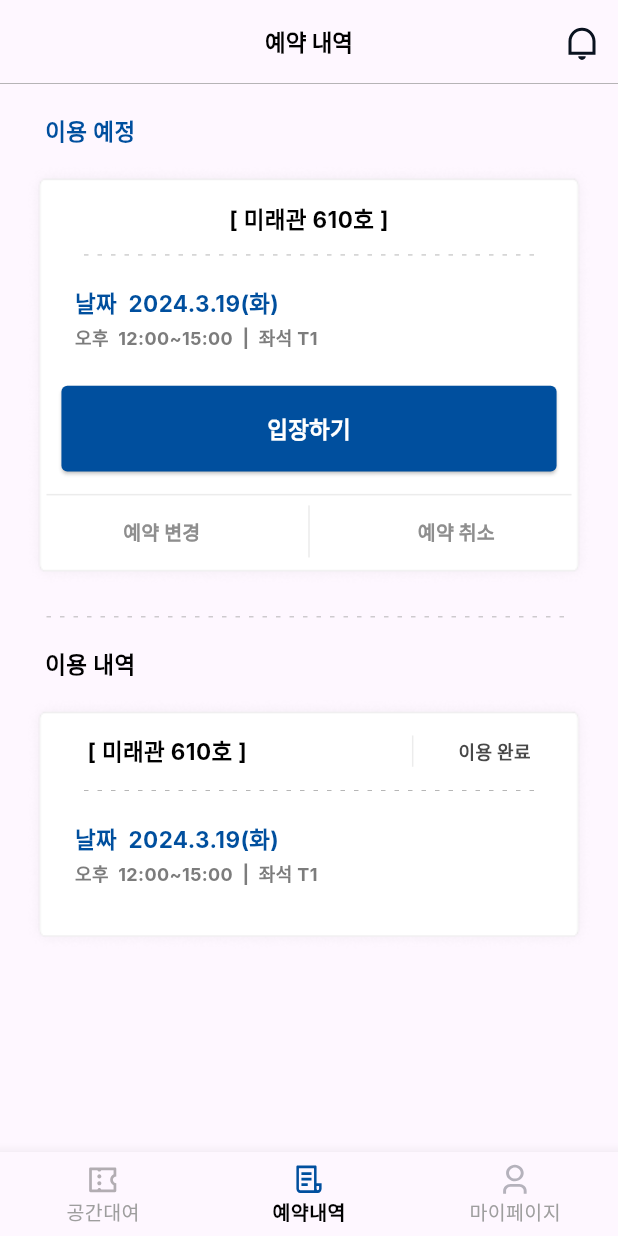
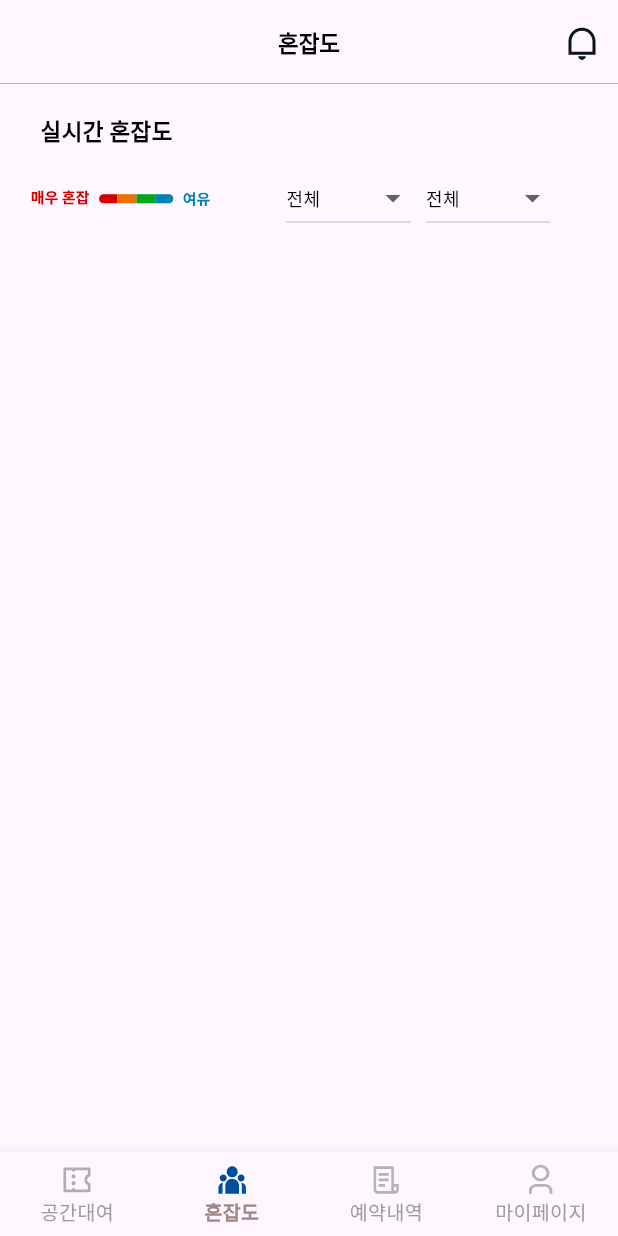
Before and after one commit to kookmin-sw/capstone-2024-2024-26, a Flutter app: the MainPage screen opened directly, item 2 of the bottom bar chosen, on a phone screen of 412 x 824 dp. Run offline on Flutter 3.47's test engine with Material 3 defaults, Android fonts, the phone set to English and light mode, and no system bars; drawn by our look-alikes of dotted_line; our stand-ins replace camera, email_validator, flutter_svg, image_picker, loading_animation_widget, shared_preferences and 1 more; accounts and stored records are empty; network calls fail; Roboto replaces fonts that are missing (Inter); project files that could hold a hidden picture were left out.

Commit message:
feat: congestion page edit

```diff
--- /dev/null
+++ b/frontend/lib/congestion.dart
@@ -0,0 +1,250 @@
+import 'dart:async';
+import 'package:flutter_svg/svg.dart';
+import 'package:flutter/material.dart';
+import 'package:image_picker/image_picker.dart';
+
+import 'dart:io';
+import 'settings.dart';
+import 'main.dart';
+import 'reservation_details.dart';
+import 'dart:convert';
+import 'package:http/http.dart' as http;
+import 'package:shared_preferences/shared_preferences.dart';
+import 'myPage.dart';
+
+enum MenuType { first, second, third }
+
+class Congestion extends StatefulWidget {
+  const Congestion({super.key});
+
+  @override
+  _CongestionState createState() => _CongestionState();
+}
+
+class _CongestionState extends State<Congestion> {
+  final _values = ['전체', '북악관', '미래관', '공학관'];
+  String _selectedValue = '';
+  @override
+  void initState() {
+    super.initState();
+    setState(() {
+      _selectedValue = _values[0];
+    });
+  }
+
+  @override
+  Widget build(BuildContext context) {
+    return Scaffold(
+      appBar: AppBar(
+        title: const Text(
+          '혼잡도',
+          style: TextStyle(
+            color: Colors.black,
+            fontSize: 15,
+            fontFamily: 'Inter',
+            fontWeight: FontWeight.bold,
+          ),
+        ),
+        leading: Container(),
+        centerTitle: true,
+        actions: [
+          IconButton(
+              onPressed: () {},
+              icon: SvgPicture.asset('assets/icons/notice_none.svg'))
+        ],
+        backgroundColor: Colors.transparent, // 상단바 배경색
+        foregroundColor: Colors.black, //상단바 아이콘색
+
+        //shadowColor: Colors(), 상단바 그림자색
+        bottomOpacity: 0.0,
+        elevation: 0.0,
+        scrolledUnderElevation: 0,
+
+        ///
+        // 그림자 없애는거 위에꺼랑 같이 쓰면 됨
+        shape: const Border(
+          bottom: BorderSide(
+            color: Colors.grey,
+            width: 0.5,
+          ),
+        ),
+      ),
+      body: SingleChildScrollView(
+        child: Column(
+          children: [
+            SizedBox(
+              height: 20,
+            ),
+            Padding(
+              padding: EdgeInsets.only(right: 270),
+              child: Text(
+                '실시간 혼잡도',
+                textAlign: TextAlign.left,
+                style: TextStyle(
+                  color: Colors.black,
+                  fontSize: 15,
+                  fontFamily: 'Inter',
+                  fontWeight: FontWeight.bold,
+                ),
+              ),
+            ),
+            SizedBox(
+              height: 10,
+            ),
+            Row(
+              children: [
+                Padding(
+                  padding: EdgeInsets.only(left: 20),
+                  child: SvgPicture.asset(
+                    'assets/icons/congestion_bar.svg',
+                  ),
+                ),
+                SizedBox(
+                  width: 50,
+                ),
+                Container(
+                  width: 83, // Adjust the width according to your needs
+
+                  child: DropdownButton(
+                    isExpanded: true,
+                    value: _selectedValue,
+                    items: _values
+                        .map((e) => DropdownMenuItem(
+                              value: e, // 선택 시 onChanged 를 통해 반환할 value
+                              child: Text(e,
+                                  style: const TextStyle(
+                                    color: Colors.black,
+                                    fontSize: 12,
+                                    fontFamily: 'Inter',
+                                  )),
+                            ))
+                        .toList(),
+                    onChanged: (value) {
+                      // items 의 DropdownMenuItem 의 value 반환
+                      setState(() {
+                        _selectedValue = value!;
+                      });
+                    },
+                  ),
+                ),
+                SizedBox(
+                  width: 10,
+                ),
+                Container(
+                  width: 83, // Adjust the width according to your needs
+
+                  child: DropdownButton(
+                    isExpanded: true,
+                    value: _selectedValue,
+                    items: _values
+                        .map((e) => DropdownMenuItem(
+                              value: e, // 선택 시 onChanged 를 통해 반환할 value
+                              child: Text(e,
+                                  style: const TextStyle(
+                                    color: Colors.black,
+                                    fontSize: 12,
+                                    fontFamily: 'Inter',
+                                  )),
+                            ))
+                        .toList(),
+                    onChanged: (value) {
+                      // items 의 DropdownMenuItem 의 value 반환
+                      setState(() {
+                        _selectedValue = value!;
+                      });
+                    },
+                  ),
+                ),
+              ],
+            ),
+
+            const SizedBox(height: 20), // '이용안내, 문의하기, 로그아웃' 버튼과 회색원 간격 추가
+          ],
+        ),
+      ),
+      bottomNavigationBar: BottomNavigationBar(
+        type: BottomNavigationBarType.fixed,
+
+        currentIndex: 1, // Adjust the index according to your need
+        onTap: (index) {
+          switch (index) {
+            case 0:
+              Navigator.push(
+                context,
+                MaterialPageRoute(builder: (context) => const MainPage()),
+              );
+              break;
+
+            case 1:
+              break;
+            case 2:
+              Navigator.push(
+                context,
+                MaterialPageRoute(builder: (context) => const Details()),
+              );
+            case 3:
+              Navigator.push(
+                context,
+                MaterialPageRoute(builder: (context) => const MyPage()),
+              );
+              break;
+          }
+        },
+        items: <BottomNavigationBarItem>[
+          BottomNavigationBarItem(
+            icon: SvgPicture.asset('assets/icons/lent_off.svg'),
+            label: '공간대여',
+          ),
+          BottomNavigationBarItem(
+              icon: SvgPicture.asset('assets/icons/congestion.svg'),
+              label: '혼잡도'),
+          BottomNavigationBarItem(
+            icon: SvgPicture.asset('assets/icons/reserved.svg'),
+            label: '예약내역',
+          ),
+          BottomNavigationBarItem(
+            icon: SvgPicture.asset('assets/icons/mypage.svg'),
+            label: '마이페이지',
+          ),
+        ],
+        selectedLabelStyle:
+            const TextStyle(fontWeight: FontWeight.bold, fontSize: 13),
+
+        selectedItemColor: const Color.fromARGB(255, 158, 136, 136),
+        unselectedLabelStyle:
+            const TextStyle(fontSize: 13, fontWeight: FontWeight.w400),
+        unselectedItemColor: Colors.grey,
+      ),
+    );
+  }
+
+  // 버튼을 생성하는 함수
+  Widget _buildButton(String label, VoidCallback onPressed) {
+    return Container(
+      // 버튼을 Container로 감싸서 margin 설정
+      margin: const EdgeInsets.only(left: 20), // 왼쪽에만 margin 설정
+      child: TextButton(
+        onPressed: onPressed,
+        style: TextButton.styleFrom(
+          padding: const EdgeInsets.symmetric(vertical: 15),
+        ),
+        child: Text(
+          label,
+          style: const TextStyle(
+            color: Colors.black,
+          ),
+        ),
+      ),
+    );
+  }
+
+  // Divider를 생성하는 함수
+  Widget _buildDivider() {
+    return const Divider(
+      thickness: 1, // 실선의 두께를 지정
+      color: Colors.grey, // 실선의 색상을 지정
+      indent: 20, // 시작점에서의 들여쓰기
+      endIndent: 20, // 끝점에서의 들여쓰기
+    );
+  }
+}
--- a/frontend/lib/lent_teamroom.dart
+++ b/frontend/lib/lent_teamroom.dart
@@ -74,7 +74,8 @@ class _Lentteam extends State<Lent_Teamroom> {
                   decoration: ShapeDecoration(
                     color: Colors.white,
                     shape: RoundedRectangleBorder(
-                      side: const BorderSide(width: 0.50, color: Color(0xFFE3E3E3)),
+                      side: const BorderSide(
+                          width: 0.50, color: Color(0xFFE3E3E3)),
                       borderRadius: BorderRadius.circular(4),
                     ),
                     shadows: const [
```
Also changed, not shown: frontend/lib/main.dart (+14 -1 lines), frontend/lib/myPage.dart (+14 -3 lines), frontend/lib/reservation_details.dart (+14 -2 lines), frontend/lib/select_reserve.dart (+14 -2 lines), frontend/assets/icons/congestion.svg (added), frontend/assets/icons/congestion_bar.svg (added), frontend/assets/icons/congestion_off.svg (added), frontend/pubspec.lock.
